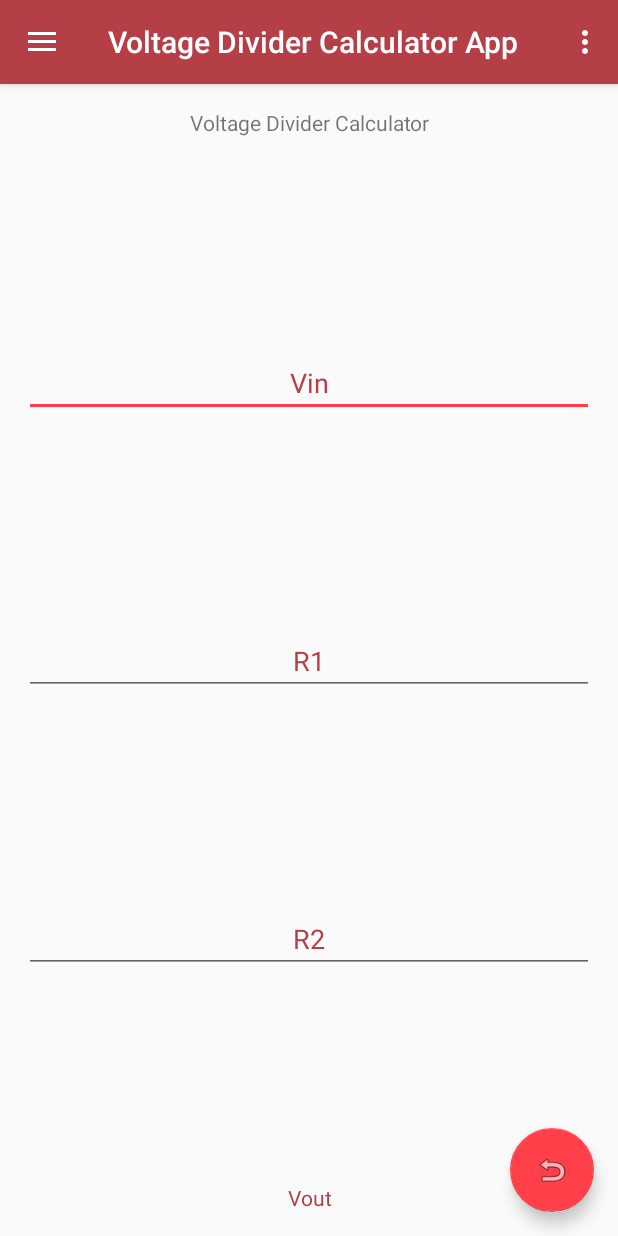
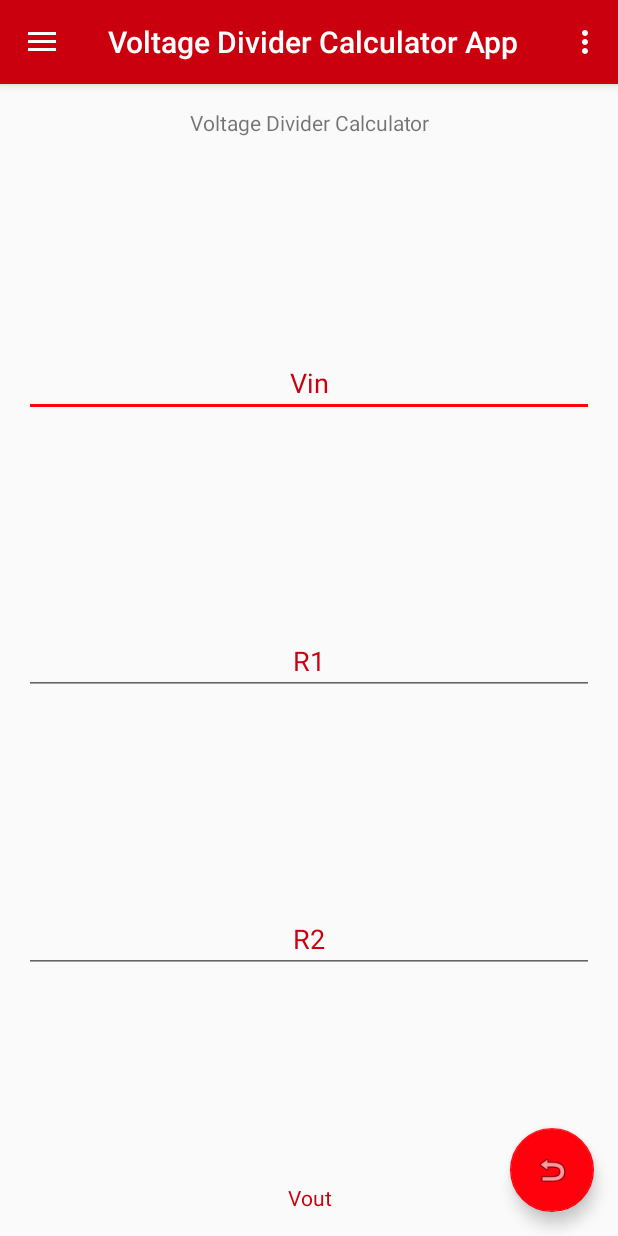
Before and after one commit to MiCLeal/VoltageDividerCalculatorApp, an Android app: the screen it shows after launch (MainActivity), on a phone screen of 412 x 824 dp. Run offline under Robolectric (Android 15) with nearby library versions, the phone set to English and light mode, and no system bars.

Commit message:
EditText inputType changed to numberDecimal

```diff
--- a/app/src/main/res/layout/content_main.xml
+++ b/app/src/main/res/layout/content_main.xml
@@ -35,7 +35,7 @@
         android:layout_marginStart="@dimen/activity_horizontal_margin"
         android:layout_marginTop="@dimen/activity_vertical_margin"
         android:hint="@string/vin_hint"
-        android:inputType="number"
+        android:inputType="numberDecimal"
         android:textAlignment="center"
         android:textColorHint="@color/colorPrimary"
         app:layout_constraintBottom_toTopOf="@+id/edit_r1"
@@ -55,9 +55,9 @@
         android:layout_marginStart="@dimen/activity_horizontal_margin"
         android:layout_marginTop="@dimen/activity_vertical_margin"
         android:hint="@string/r1_hint"
-        android:inputType="number"
+        android:inputType="numberDecimal"
+        android:textAlignment="center"
         android:textColorHint="@color/colorPrimary"
-        android:textAlignment="center"
         app:layout_constraintBottom_toTopOf="@+id/text_vout"
         app:layout_constraintHorizontal_bias="0.501"
         app:layout_constraintLeft_toLeftOf="parent"
@@ -76,7 +76,7 @@
         android:layout_marginStart="@dimen/activity_horizontal_margin"
         android:layout_marginTop="@dimen/activity_vertical_margin"
         android:hint="@string/r2_hint"
-        android:inputType="number"
+        android:inputType="numberDecimal"
         android:textAlignment="center"
         android:textColorHint="@color/colorPrimary"
         app:layout_constraintBottom_toTopOf="@+id/text_vout"
@@ -95,7 +95,7 @@
         android:textColorHint="@color/colorPrimary"
         android:textAlignment="center"
         app:layout_constraintBottom_toBottomOf="parent"
-        app:layout_constraintHorizontal_bias="0.502"
+        app:layout_constraintHorizontal_bias="0.0"
         app:layout_constraintLeft_toLeftOf="parent"
         app:layout_constraintRight_toRightOf="parent"
         android:layout_marginStart="@dimen/activity_horizontal_margin"
--- a/app/src/main/res/values/colors.xml
+++ b/app/src/main/res/values/colors.xml
@@ -1,6 +1,6 @@
 <?xml version="1.0" encoding="utf-8"?>
 <resources>
-    <color name="colorPrimary">#b53f47</color>
-    <color name="colorPrimaryDark">#9f3032</color>
-    <color name="colorAccent">#ff404a</color>
+    <color name="colorPrimary">#ca000e</color>
+    <color name="colorPrimaryDark">#860002</color>
+    <color name="colorAccent">#ff000d</color>
 </resources>
```
